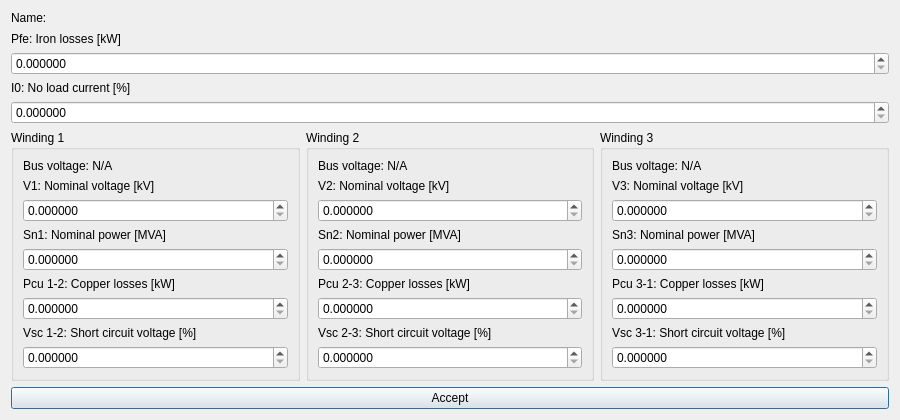
Above: src/VeraGrid/Gui/DeviceEditors/Transformer3wEditor/transformer3w_editor_gui.ui from SanPen/VeraGrid before the change. Below: the same form after it.
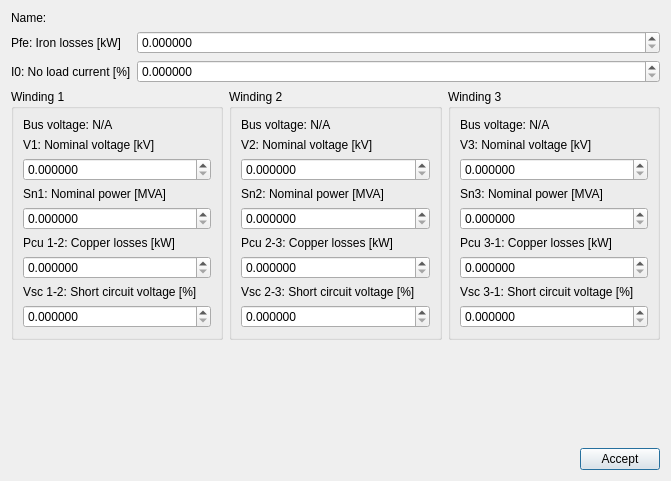
That is the form after the change.

What changed in the file:
```diff
--- a/src/VeraGrid/Gui/DeviceEditors/Transformer3wEditor/transformer3w_editor_gui.ui
+++ b/src/VeraGrid/Gui/DeviceEditors/Transformer3wEditor/transformer3w_editor_gui.ui
@@ -6,29 +6,29 @@
    <rect>
     <x>0</x>
     <y>0</y>
-    <width>900</width>
-    <height>420</height>
+    <width>671</width>
+    <height>481</height>
    </rect>
   </property>
   <property name="windowTitle">
    <string>Transformer editor</string>
   </property>
-  <layout class="QVBoxLayout" name="verticalLayout">
-   <item>
+  <layout class="QFormLayout" name="formLayout">
+   <item row="0" column="0">
     <widget class="QLabel" name="nameLabel">
      <property name="text">
       <string>Name:</string>
      </property>
     </widget>
    </item>
-   <item>
+   <item row="1" column="0">
     <widget class="QLabel" name="pfeLabel">
      <property name="text">
       <string>Pfe: Iron losses [kW]</string>
      </property>
     </widget>
    </item>
-   <item>
+   <item row="1" column="1">
     <widget class="QDoubleSpinBox" name="pfeSpinBox">
      <property name="decimals">
       <number>6</number>
@@ -38,24 +38,7 @@
      </property>
     </widget>
    </item>
-   <item>
-    <widget class="QLabel" name="i0Label">
-     <property name="text">
-      <string>I0: No load current [%]</string>
-     </property>
-    </widget>
-   </item>
-   <item>
-    <widget class="QDoubleSpinBox" name="i0SpinBox">
-     <property name="decimals">
-      <number>6</number>
-     </property>
-     <property name="maximum">
-      <double>999999.000000000000000</double>
-     </property>
-    </widget>
-   </item>
-   <item>
+   <item row="5" column="0" colspan="2">
     <layout class="QHBoxLayout" name="windingsLayout">
      <item>
       <widget class="QGroupBox" name="winding1GroupBox">
@@ -311,13 +294,80 @@
      </item>
     </layout>
    </item>
-   <item>
-    <widget class="QPushButton" name="acceptButton">
+   <item row="2" column="1">
+    <widget class="QDoubleSpinBox" name="i0SpinBox">
+     <property name="decimals">
+      <number>6</number>
+     </property>
+     <property name="maximum">
+      <double>999999.000000000000000</double>
+     </property>
+    </widget>
+   </item>
+   <item row="2" column="0">
+    <widget class="QLabel" name="i0Label">
      <property name="text">
-      <string>Accept</string>
+      <string>I0: No load current [%]</string>
      </property>
     </widget>
    </item>
+   <item row="6" column="0">
+    <spacer name="verticalSpacer">
+     <property name="orientation">
+      <enum>Qt::Orientation::Vertical</enum>
+     </property>
+     <property name="sizeHint" stdset="0">
+      <size>
+       <width>20</width>
+       <height>40</height>
+      </size>
+     </property>
+    </spacer>
+   </item>
+   <item row="7" column="0" colspan="2">
+    <widget class="QFrame" name="frame">
+     <property name="frameShape">
+      <enum>QFrame::Shape::NoFrame</enum>
+     </property>
+     <property name="frameShadow">
+      <enum>QFrame::Shadow::Raised</enum>
+     </property>
+     <layout class="QHBoxLayout" name="horizontalLayout">
+      <property name="leftMargin">
+       <number>0</number>
+      </property>
+      <property name="topMargin">
+       <number>0</number>
+      </property>
+      <property name="rightMargin">
+       <number>0</number>
+      </property>
+      <property name="bottomMargin">
+       <number>0</number>
+      </property>
+      <item>
+       <spacer name="horizontalSpacer">
+        <property name="orientation">
+         <enum>Qt::Orientation::Horizontal</enum>
+        </property>
+        <property name="sizeHint" stdset="0">
+         <size>
+          <width>40</width>
+          <height>20</height>
+         </size>
+        </property>
+       </spacer>
+      </item>
+      <item>
+       <widget class="QPushButton" name="acceptButton">
+        <property name="text">
+         <string>Accept</string>
+        </property>
+       </widget>
+      </item>
+     </layout>
+    </widget>
+   </item>
   </layout>
  </widget>
  <resources/>
```
